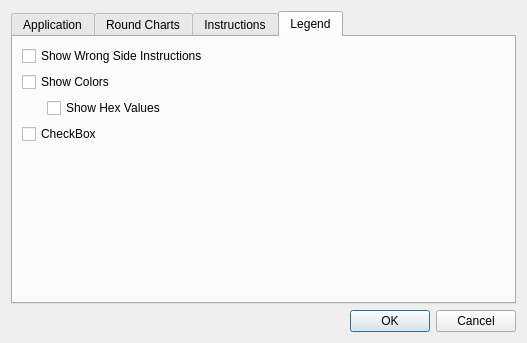
iPenguin/CrochetCharts, file src/settings.ui: the form before one commit.
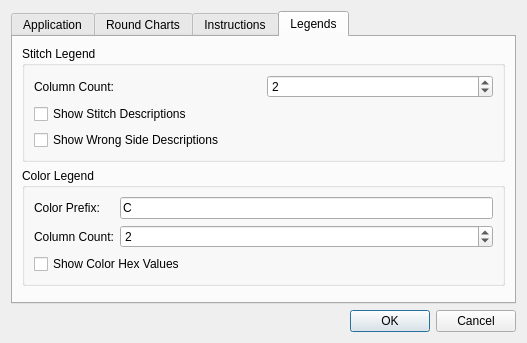
The form after the commit. The open tabs and pages were chosen to show the change.

Commit message:
Stubbing out functions to draw the legends
including adding settings

Patch:
```diff
--- a/src/settings.ui
+++ b/src/settings.ui
@@ -317,58 +317,120 @@
      </widget>
      <widget class="QWidget" name="tab_4">
       <attribute name="title">
-       <string>Legend</string>
+       <string>Legends</string>
       </attribute>
       <layout class="QVBoxLayout" name="verticalLayout_5">
        <item>
-        <widget class="QCheckBox" name="showWrongSideInstructions">
-         <property name="text">
-          <string>Show Wrong Side Instructions</string>
+        <widget class="QGroupBox" name="groupBox">
+         <property name="title">
+          <string>Stitch Legend</string>
          </property>
+         <layout class="QVBoxLayout" name="verticalLayout_6">
+          <item>
+           <layout class="QHBoxLayout" name="horizontalLayout_4">
+            <property name="topMargin">
+             <number>0</number>
+            </property>
+            <item>
+             <widget class="QLabel" name="label_7">
+              <property name="text">
+               <string>Column Count:</string>
+              </property>
+              <property name="buddy">
+               <cstring>stitchColumnCount</cstring>
+              </property>
+             </widget>
+            </item>
+            <item>
+             <widget class="QSpinBox" name="stitchColumnCount">
+              <property name="minimum">
+               <number>1</number>
+              </property>
+              <property name="maximum">
+               <number>10</number>
+              </property>
+              <property name="value">
+               <number>2</number>
+              </property>
+             </widget>
+            </item>
+           </layout>
+          </item>
+          <item>
+           <widget class="QCheckBox" name="showStitchDescription">
+            <property name="text">
+             <string>Show Stitch Descriptions</string>
+            </property>
+           </widget>
+          </item>
+          <item>
+           <widget class="QCheckBox" name="showWrongSideDescription">
+            <property name="text">
+             <string>Show Wrong Side Descriptions</string>
+            </property>
+           </widget>
+          </item>
+         </layout>
         </widget>
        </item>
        <item>
-        <widget class="QCheckBox" name="showColors">
-         <property name="text">
-          <string>Show Colors</string>
+        <widget class="QGroupBox" name="groupBox_2">
+         <property name="title">
+          <string>Color Legend</string>
          </property>
-        </widget>
-       </item>
-       <item>
-        <layout class="QHBoxLayout" name="horizontalLayout_4">
-         <property name="topMargin">
-          <number>0</number>
-         </property>
-         <item>
-          <spacer name="horizontalSpacer_2">
-           <property name="orientation">
-            <enum>Qt::Horizontal</enum>
-           </property>
-           <property name="sizeType">
-            <enum>QSizePolicy::Fixed</enum>
-           </property>
-           <property name="sizeHint" stdset="0">
-            <size>
-             <width>25</width>
-             <height>20</height>
-            </size>
-           </property>
-          </spacer>
-         </item>
-         <item>
-          <widget class="QCheckBox" name="showHexValues">
-           <property name="text">
-            <string>Show Hex Values</string>
-           </property>
-          </widget>
-         </item>
-        </layout>
-       </item>
-       <item>
-        <widget class="QCheckBox" name="checkBox_4">
-         <property name="text">
-          <string>CheckBox</string>
-         </property>
+         <layout class="QVBoxLayout" name="verticalLayout_7">
+          <item>
+           <layout class="QGridLayout" name="gridLayout_2">
+            <property name="topMargin">
+             <number>0</number>
+            </property>
+            <item row="0" column="0">
+             <widget class="QLabel" name="label_9">
+              <property name="text">
+               <string>Color Prefix:</string>
+              </property>
+             </widget>
+            </item>
+            <item row="0" column="1">
+             <widget class="QLineEdit" name="colorPrefix">
+              <property name="text">
+               <string>C</string>
+              </property>
+             </widget>
+            </item>
+            <item row="1" column="0">
+             <widget class="QLabel" name="label_8">
+              <property name="text">
+               <string>Column Count:</string>
+              </property>
+              <property name="buddy">
+               <cstring>colorColumnCount</cstring>
+              </property>
+             </widget>
+            </item>
+            <item row="1" column="1">
+             <widget class="QSpinBox" name="colorColumnCount">
+              <property name="minimum">
+               <number>1</number>
+              </property>
+              <property name="maximum">
+               <number>10</number>
+              </property>
+              <property name="value">
+               <number>2</number>
+              </property>
+             </widget>
+            </item>
+           </layout>
+          </item>
+          <item>
+           <widget class="QCheckBox" name="showHexValues">
+            <property name="text">
+             <string>Show Color Hex Values</string>
+            </property>
+           </widget>
+          </item>
+         </layout>
         </widget>
        </item>
        <item>
```
Left out of the diff: 8 changed lines with no effect on the pictures. The commit also changes 4 other files.
